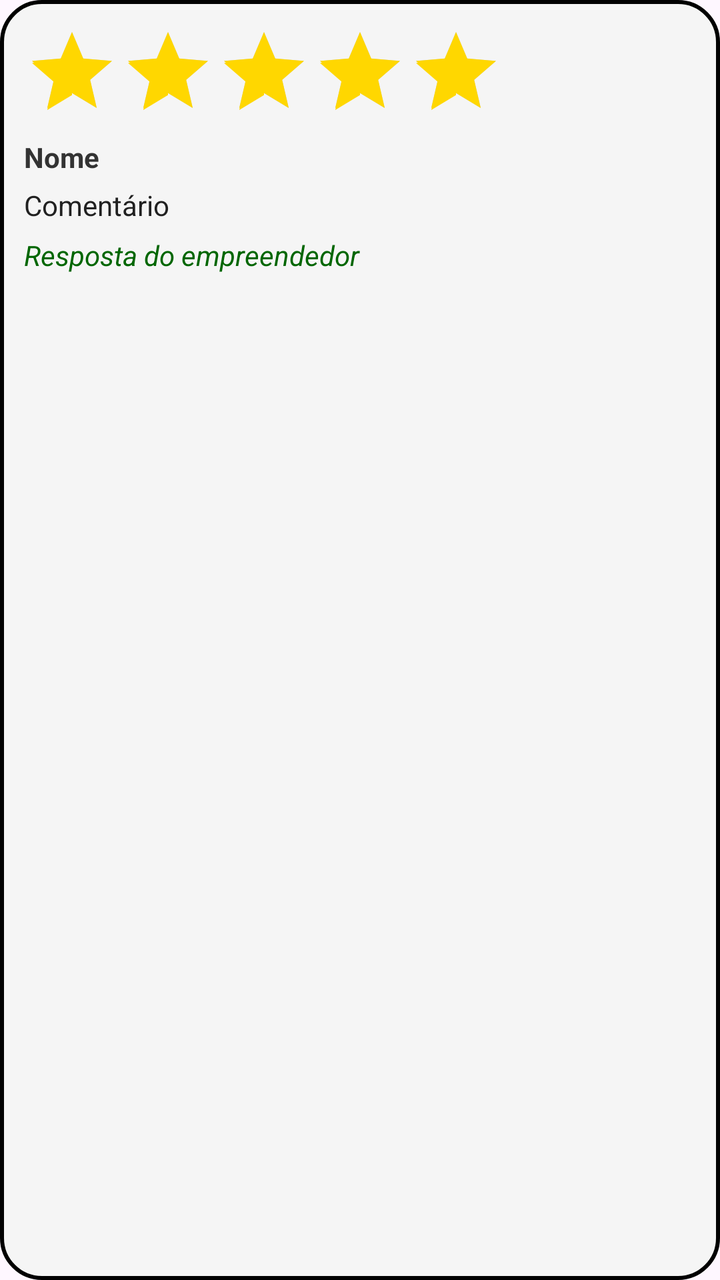
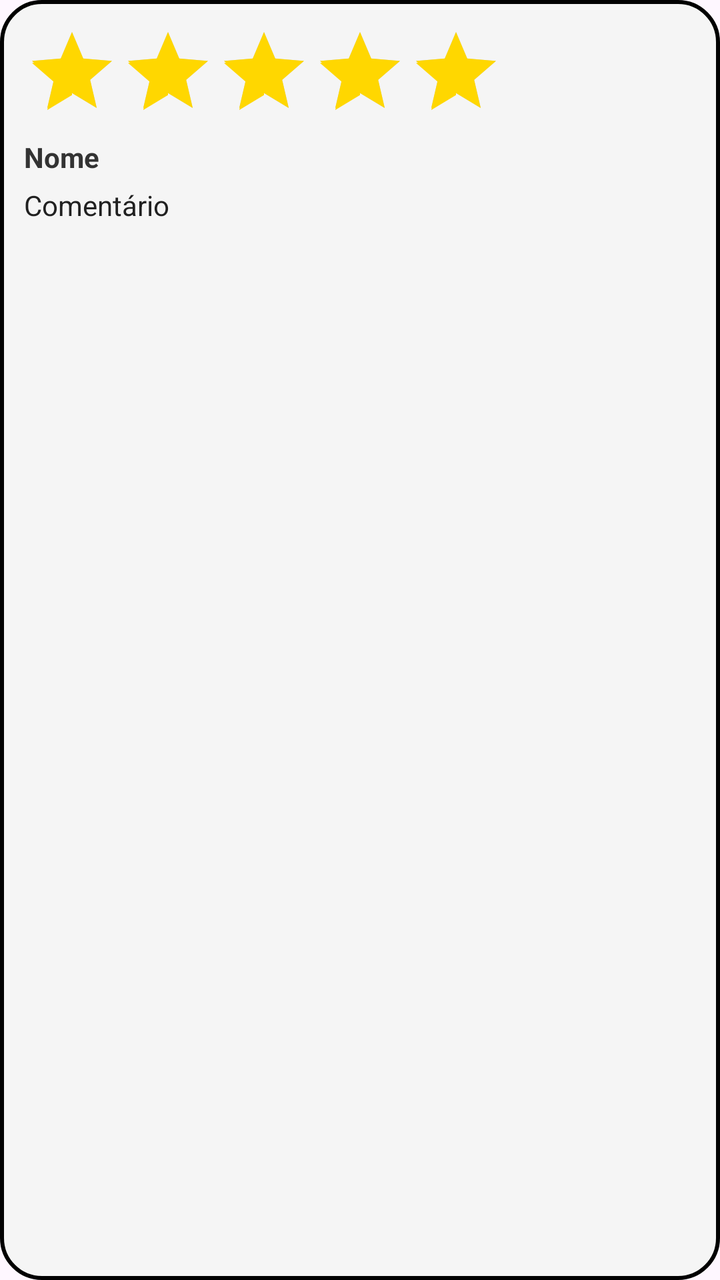

Screens rendered from an Android XML layout before and after an edit, with the pre-edit source and the edit as a unified diff.
<!-- AndroidManifest.xml: application theme Theme.AppNegocios -->
<!-- res/layout/layout_view_avaliacao.xml -->
<?xml version="1.0" encoding="utf-8"?>
<androidx.constraintlayout.widget.ConstraintLayout xmlns:android="http://schemas.android.com/apk/res/android"
    xmlns:app="http://schemas.android.com/apk/res-auto"
    android:layout_width="match_parent"
    android:layout_height="wrap_content"
    android:layout_marginBottom="8dp"
    android:background="@drawable/conteiner_dashboard"
    android:padding="12dp">

    <RatingBar
        android:id="@+id/ratingBar"
        android:layout_width="wrap_content"
        android:layout_height="wrap_content"
        android:isIndicator="true"
        android:numStars="5"
        android:rating="5"
        android:stepSize="1.0"
        android:theme="@style/RatingBarTheme"
        app:layout_constraintStart_toStartOf="parent"
        app:layout_constraintTop_toTopOf="parent" />

    <TextView
        android:id="@+id/tvNome"
        android:layout_width="0dp"
        android:layout_height="wrap_content"
        android:text="Nome"
        android:textColor="#333"
        android:textStyle="bold"
        app:layout_constraintStart_toStartOf="parent"
        app:layout_constraintTop_toBottomOf="@id/ratingBar" />

    <CheckBox
        android:id="@+id/cb_anonimo"
        android:layout_width="wrap_content"
        android:layout_height="wrap_content"
        android:text="Avaliação Anônima"
        android:visibility="gone"
        android:textStyle="bold"
        android:textColor="@color/dark_gray"
        app:layout_constraintStart_toStartOf="parent"
        app:layout_constraintTop_toBottomOf="@id/ratingBar"  />

    <TextView
        android:id="@+id/tvComentario"
        android:layout_width="0dp"
        android:layout_height="wrap_content"
        android:paddingTop="4dp"
        android:layout_marginTop="20dp"
        android:text="Comentário"
        android:textColor="@color/dark_gray"
        app:layout_constraintEnd_toEndOf="parent"
        app:layout_constraintStart_toStartOf="parent"
        app:layout_constraintTop_toBottomOf="@id/cb_anonimo" />

    <EditText
        android:id="@+id/edit_comentario"
        style="@style/edit_text"
        android:layout_width="0dp"
        android:layout_margin="0dp"
        android:maxLines="6"
        android:visibility="gone"
        android:inputType="textMultiLine"
        android:scrollHorizontally="false"
        android:textColor="@color/white"
        android:textColorHint="@color/white"
        app:layout_constraintEnd_toEndOf="parent"
        app:layout_constraintStart_toStartOf="parent"
        app:layout_constraintTop_toBottomOf="@id/tvComentario" />


    <TextView
        android:id="@+id/tvResposta"
        android:layout_width="0dp"
        android:layout_height="wrap_content"
        android:paddingTop="6dp"
        android:text="Resposta do empreendedor"
        android:textColor="#006600"
        android:textStyle="italic"
        app:layout_constraintEnd_toEndOf="parent"
        app:layout_constraintStart_toStartOf="parent"
        app:layout_constraintTop_toBottomOf="@id/edit_comentario" />

    <TextView
        android:id="@+id/tvRespostatext"
        android:layout_width="0dp"
        android:layout_height="wrap_content"
        android:paddingTop="4dp"
        android:text="Resposta do empreendimento"
        android:visibility="gone"
        app:layout_constraintEnd_toEndOf="parent"
        app:layout_constraintStart_toStartOf="parent"
        app:layout_constraintTop_toBottomOf="@id/tvResposta" />

    <LinearLayout
        android:id="@+id/llbotoes"
        android:layout_width="0dp"
        android:layout_height="wrap_content"
        android:layout_marginTop="24dp"
        android:gravity="end"
        android:orientation="horizontal"
        android:visibility="gone"
        app:layout_constraintEnd_toEndOf="parent"
        app:layout_constraintTop_toBottomOf="@id/edit_comentario">

        <androidx.appcompat.widget.AppCompatButton
            android:id="@+id/btnCancelar"
            android:layout_width="wrap_content"
            android:layout_height="wrap_content"
            android:background="@drawable/light_button_selector"
            android:text="Cancelar"
            android:textColor="@color/dark_gray" />

        <androidx.appcompat.widget.AppCompatButton
            android:id="@+id/btnSalvar"
            style="@style/mediumButton"
            android:layout_width="wrap_content"
            android:layout_height="wrap_content"
            android:layout_marginStart="16dp"
            android:layout_marginTop="0dp"
            android:text="Salvar" />
    </LinearLayout>

</androidx.constraintlayout.widget.ConstraintLayout>
<!-- resources referenced by this layout -->
<resources>
  <color name="dark_gray">#212121</color>
  <color name="white">#FFFFFFFF</color>
  <!-- drawable conteiner_dashboard (drawable) -->
  <?xml version="1.0" encoding="utf-8"?>
  <shape xmlns:android="http://schemas.android.com/apk/res/android">
      
      <solid android:color="@android:color/transparent" />
  
      
      <stroke
          android:width="2dp"
          android:color="@color/black" /> 
      
      <corners android:radius="20dp" />
      <solid android:color="@color/gray_light"/>
  </shape>
  <!-- drawable light_button_selector (drawable) -->
  <?xml version="1.0" encoding="utf-8"?>
  <selector xmlns:android="http://schemas.android.com/apk/res/android">
  
      
      <item android:state_pressed="true" android:drawable="@drawable/light_button_press" />
  
      
      <item android:drawable="@drawable/light_button" />
  
  </selector>
  <style name="RatingBarTheme" parent="Theme.MaterialComponents.DayNight">
          <item name="colorControlActivated">#FFD700</item> 
      </style>
  <style name="Theme.AppNegocios" parent="Base.Theme.AppNegocios" />
  <color name="black">#FF000000</color>
  <color name="gray_light">#F5F5F5</color>
  <!-- drawable light_button_press (drawable) -->
  <?xml version="1.0" encoding="utf-8"?>
  <shape xmlns:android="http://schemas.android.com/apk/res/android">
  
      <corners android:radius="12dp" />
  
      <stroke
          android:width="1dp"
          android:color="#AAAAAA" />
  
      <gradient
          android:startColor="#E0E0E0"
          android:endColor="#D0D0D0"
          android:angle="270" />
  </shape>
  <!-- drawable light_button (drawable) -->
  <?xml version="1.0" encoding="utf-8"?>
  <shape xmlns:android="http://schemas.android.com/apk/res/android">
  
      <corners android:radius="12dp" />
  
      <stroke
          android:width="1dp"
          android:color="#CCCCCC" />
  
      <gradient
          android:startColor="#FDFDFD"
          android:endColor="#EDEDED"
          android:angle="270" />
  </shape>
  <!-- drawable edit_text (drawable) -->
  <?xml version="1.0" encoding="utf-8"?>
  <shape xmlns:android="http://schemas.android.com/apk/res/android">
  
      <gradient
          android:startColor="@color/primaryBlue"
          android:centerColor="@color/deepBlue"
          android:endColor="@color/blue_light"
          android:angle="0"
          />
      <corners android:radius="20dp"/>
      <stroke android:color="@color/black" android:width="2dp"/>
  
  </shape>
  <!-- drawable button_selector (drawable) -->
  <?xml version="1.0" encoding="utf-8"?>
  <selector xmlns:android="http://schemas.android.com/apk/res/android">
      <item android:drawable="@drawable/button_pressed" android:state_pressed="true" />
      <item android:drawable="@drawable/button" />
  </selector>
  <style name="Base.Theme.AppNegocios" parent="Theme.Material3.DayNight.NoActionBar">
          
          <item name="colorPrimary">@color/deepBlue</item>
      </style>
  <color name="primaryBlue">#1565C0</color>
  <color name="deepBlue">#0D47A1</color>
  <color name="blue_light">#42A5F5</color>
  <!-- drawable button_pressed (drawable) -->
  <?xml version="1.0" encoding="utf-8"?>
  <shape xmlns:android="http://schemas.android.com/apk/res/android">
      <corners android:radius="20dp" />
      <solid android:color="#daa520" /> 
  </shape>
  <!-- drawable button (drawable) -->
  <?xml version="1.0" encoding="utf-8"?>
  <shape xmlns:android="http://schemas.android.com/apk/res/android">
  
      <corners android:radius="20dp"/>
      <gradient
          android:startColor="@color/orangeAccent"
          android:centerColor="@color/yellowAccent"
          android:endColor="@color/amber"
          android:angle="180"
          />
  
  </shape>
  <color name="orangeAccent">#F57C00</color>
  <color name="yellowAccent">#FFC107</color>
  <color name="amber">#FFA000</color>
  <!-- unchanged entries left out for length: 2 -->
</resources>

<!-- the commit's change to res/layout/layout_view_avaliacao.xml (unified diff, before → after) -->
@@ -34,18 +34,18 @@
         android:layout_width="wrap_content"
         android:layout_height="wrap_content"
         android:text="Avaliação Anônima"
+        android:textColor="@color/dark_gray"
+        android:textStyle="bold"
         android:visibility="gone"
-        android:textStyle="bold"
-        android:textColor="@color/dark_gray"
         app:layout_constraintStart_toStartOf="parent"
-        app:layout_constraintTop_toBottomOf="@id/ratingBar"  />
+        app:layout_constraintTop_toBottomOf="@id/ratingBar" />
 
     <TextView
         android:id="@+id/tvComentario"
         android:layout_width="0dp"
         android:layout_height="wrap_content"
+        android:layout_marginTop="20dp"
         android:paddingTop="4dp"
-        android:layout_marginTop="20dp"
         android:text="Comentário"
         android:textColor="@color/dark_gray"
         app:layout_constraintEnd_toEndOf="parent"
@@ -57,12 +57,12 @@
         style="@style/edit_text"
         android:layout_width="0dp"
         android:layout_margin="0dp"
+        android:inputType="textMultiLine"
         android:maxLines="6"
-        android:visibility="gone"
-        android:inputType="textMultiLine"
         android:scrollHorizontally="false"
         android:textColor="@color/white"
         android:textColorHint="@color/white"
+        android:visibility="gone"
         app:layout_constraintEnd_toEndOf="parent"
         app:layout_constraintStart_toStartOf="parent"
         app:layout_constraintTop_toBottomOf="@id/tvComentario" />
@@ -76,6 +76,7 @@
         android:text="Resposta do empreendedor"
         android:textColor="#006600"
         android:textStyle="italic"
+        android:visibility="gone"
         app:layout_constraintEnd_toEndOf="parent"
         app:layout_constraintStart_toStartOf="parent"
         app:layout_constraintTop_toBottomOf="@id/edit_comentario" />
